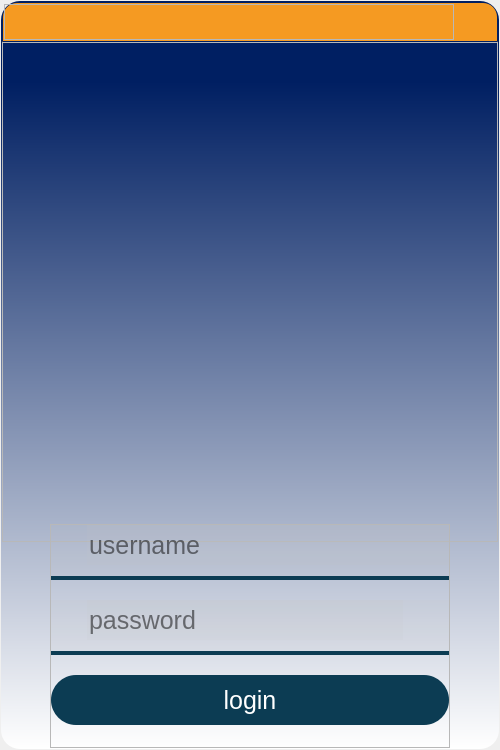
The window that customers/ui/LoginDialog/loginDialogUI.ui (Nicola-Ibrahim/Library-Management-System) describes before a commit, drawn with Qt 5.
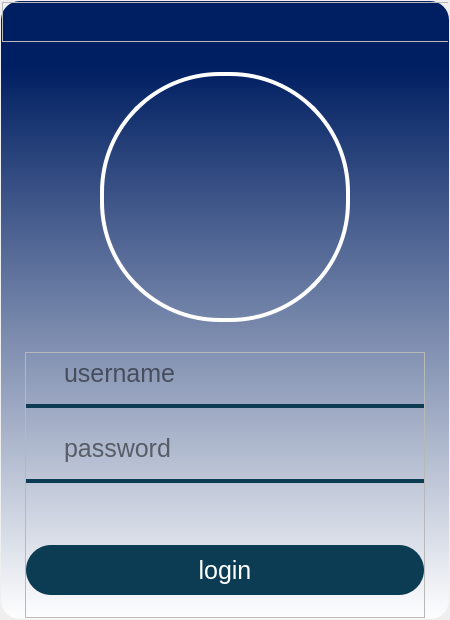
The same window after the commit. Icons and pictures are not drawn.

Commit message: Changing login layout

What changed in the file:
```diff
--- a/customers/ui/LoginDialog/loginDialogUI.ui
+++ b/customers/ui/LoginDialog/loginDialogUI.ui
@@ -6,14 +6,20 @@
    <rect>
     <x>0</x>
     <y>0</y>
-    <width>500</width>
-    <height>750</height>
+    <width>450</width>
+    <height>620</height>
    </rect>
   </property>
   <property name="minimumSize">
    <size>
-    <width>500</width>
-    <height>750</height>
+    <width>450</width>
+    <height>620</height>
+   </size>
+  </property>
+  <property name="maximumSize">
+   <size>
+    <width>493</width>
+    <height>620</height>
    </size>
   </property>
   <property name="windowTitle">
@@ -73,7 +79,7 @@
 
 
 QLineEdit {
-    background-color: rgba(197, 197, 197,30);
+    background-color: transparent;
 	border-style: solid;
 	font-size: 25px;
 }
@@ -126,7 +132,7 @@
      </property>
      <layout class="QVBoxLayout" name="verticalLayout_2">
       <property name="spacing">
-       <number>0</number>
+       <number>30</number>
       </property>
       <property name="leftMargin">
        <number>0</number>
@@ -150,10 +156,13 @@
         </property>
         <property name="styleSheet">
          <string notr="true">#navigation_frame{
+	background-color: transparent;
+	border-top-left-radius: 17px;
+	border-top-right-radius: 17px;
+
+}
+#navigation_frame:hover{
 	background-color: rgb(245, 154, 34);
-	border: 2px solid transparent;
-	border-top-left-radius: 15px;
-	border-top-right-radius: 15px;
 
 }</string>
         </property>
@@ -164,6 +173,9 @@
          <enum>QFrame::Raised</enum>
         </property>
         <layout class="QHBoxLayout" name="horizontalLayout_2">
+         <property name="spacing">
+          <number>0</number>
+         </property>
          <property name="leftMargin">
           <number>0</number>
          </property>
@@ -171,7 +183,7 @@
           <number>0</number>
          </property>
          <property name="rightMargin">
-          <number>0</number>
+          <number>4</number>
          </property>
          <property name="bottomMargin">
           <number>0</number>
@@ -190,21 +202,36 @@
            <property name="frameShadow">
             <enum>QFrame::Raised</enum>
            </property>
-           <layout class="QHBoxLayout" name="horizontalLayout_3"/>
+           <layout class="QHBoxLayout" name="horizontalLayout_3">
+            <property name="spacing">
+             <number>0</number>
+            </property>
+            <property name="leftMargin">
+             <number>0</number>
+            </property>
+            <property name="topMargin">
+             <number>0</number>
+            </property>
+            <property name="rightMargin">
+             <number>0</number>
+            </property>
+            <property name="bottomMargin">
+             <number>0</number>
+            </property>
+           </layout>
           </widget>
          </item>
          <item alignment="Qt::AlignRight">
           <widget class="QPushButton" name="exit_btn">
            <property name="minimumSize">
             <size>
-             <width>30</width>
-             <height>30</height>
+             <width>35</width>
+             <height>35</height>
             </size>
            </property>
            <property name="styleSheet">
             <string notr="true">QPushButton{
-	border-style: solid;	
-	border-radius:2px;
+	border-radius:5px;
 	padding:2px;
 	image: url(:/icons/icons/close.png);
 }
@@ -229,12 +256,12 @@
         </layout>
        </widget>
       </item>
-      <item>
+      <item alignment="Qt::AlignHCenter">
        <widget class="QFrame" name="logo_frame">
         <property name="minimumSize">
          <size>
-          <width>400</width>
-          <height>500</height>
+          <width>250</width>
+          <height>250</height>
          </size>
         </property>
         <property name="maximumSize">
@@ -249,7 +276,16 @@
         <property name="styleSheet">
          <string notr="true">
 QFrame{
-	image: url(:/icons/icons/studyzone-logo.png) ;
+	image: url(:/icons/icons/user1.png);
+	padding:25px;
+	border: 4px solid;
+	border-radius: 120px;
+	border-color:rgb(255, 255, 255);
+}
+
+QFrame:hover{
+	image: url(:/icons/icons/user2.png);
+	border-color:rgb(245, 154, 34);
 }
 </string>
         </property>
@@ -338,7 +374,7 @@
           <widget class="QFrame" name="username_frame">
            <property name="styleSheet">
             <string notr="true">#username_frame {
-background-color: rgba(197, 197, 197,30);
+	background-color: none;
 	border-bottom-width: 4px; 
 	
 	border-style: solid;
@@ -440,7 +476,7 @@
           <widget class="QFrame" name="password_frame">
            <property name="styleSheet">
             <string notr="true">#password_frame {
-background-color: rgba(197, 197, 197,30);
+	background-color:  none;
 	border-bottom-width: 4px; 
 	
 	border-style: solid;
@@ -581,6 +617,19 @@
            </layout>
           </widget>
          </item>
+         <item>
+          <spacer name="verticalSpacer">
+           <property name="orientation">
+            <enum>Qt::Vertical</enum>
+           </property>
+           <property name="sizeHint" stdset="0">
+            <size>
+             <width>20</width>
+             <height>40</height>
+            </size>
+           </property>
+          </spacer>
+         </item>
          <item>
           <widget class="QPushButton" name="enter_btn">
            <property name="minimumSize">
```
Left out of the diff: 17 changed lines with no effect on the pictures. The commit also changes 2 other files.
